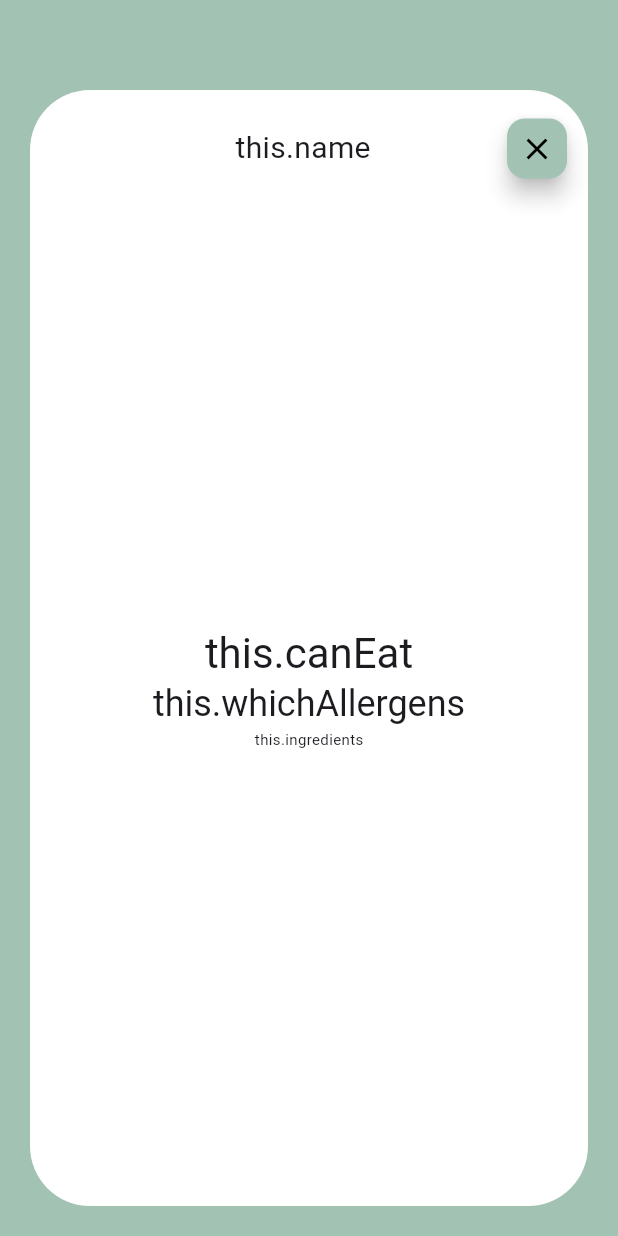
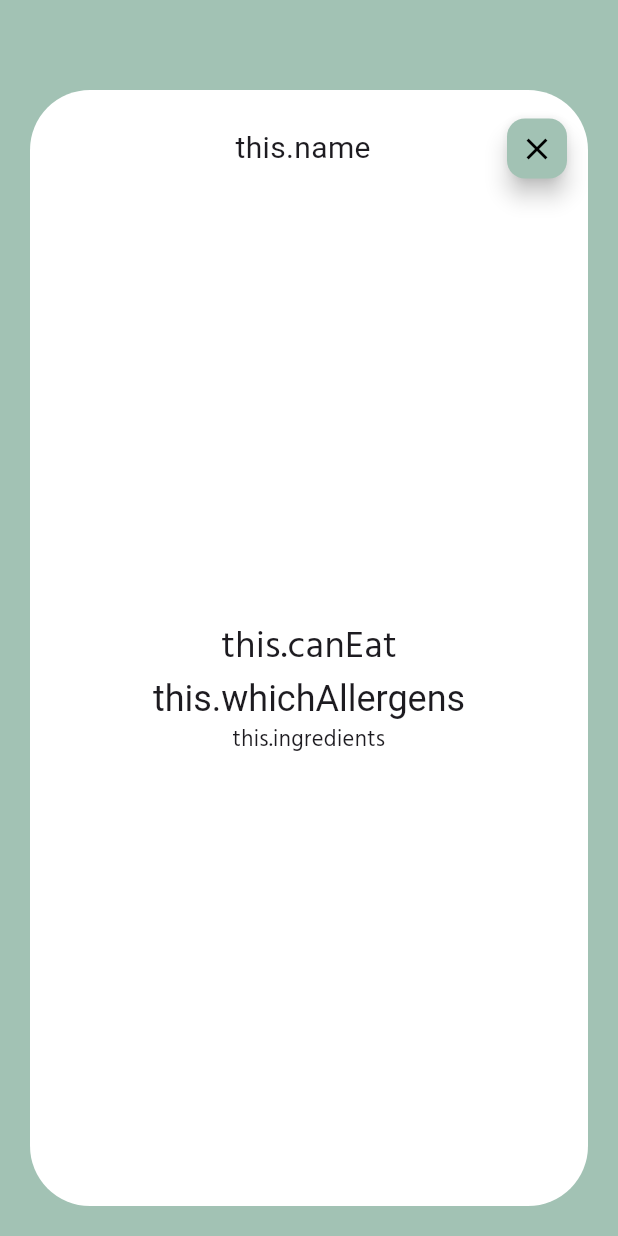
Before and after one commit to mega-b1te/WaForgeHackathon, a Flutter app: the Allergens screen opened directly, on a phone screen of 412 x 824 dp. Run offline on Flutter 3.47's test engine with Material 3 defaults, Android fonts, the phone set to English and light mode, and no system bars; our stand-ins replace cached_network_image, google_nav_bar, shared_preferences; missing offline and left inert: openfoodfacts, simple_barcode_scanner; accounts and stored records are empty; network calls fail.

Commit message:
colorformat

```diff
--- a/health_app/lib/allergens.dart
+++ b/health_app/lib/allergens.dart
@@ -86,7 +86,10 @@ class AllergensState extends State<Allergens> {
                           //const Spacer(),
                           Text(
                             widget.canEat,
-                            style: Theme.of(context).textTheme.headlineMedium,
+                            style: const TextStyle(
+                              fontSize: 25,
+                              fontFamily: 'Hind',
+                            ),
                           ),
                           Text(
                             widget.whichAllergens,
@@ -94,7 +97,11 @@ class AllergensState extends State<Allergens> {
                           ),
                           Text(
                             widget.ingredients,
-                            style: const TextStyle(fontSize: 10),
+                            style: const TextStyle(
+                              fontSize: 15,
+                              fontFamily: 'Hind',
+                            ),
+                            textAlign: TextAlign.center,
                           ),
                         ],
                       ),
```
